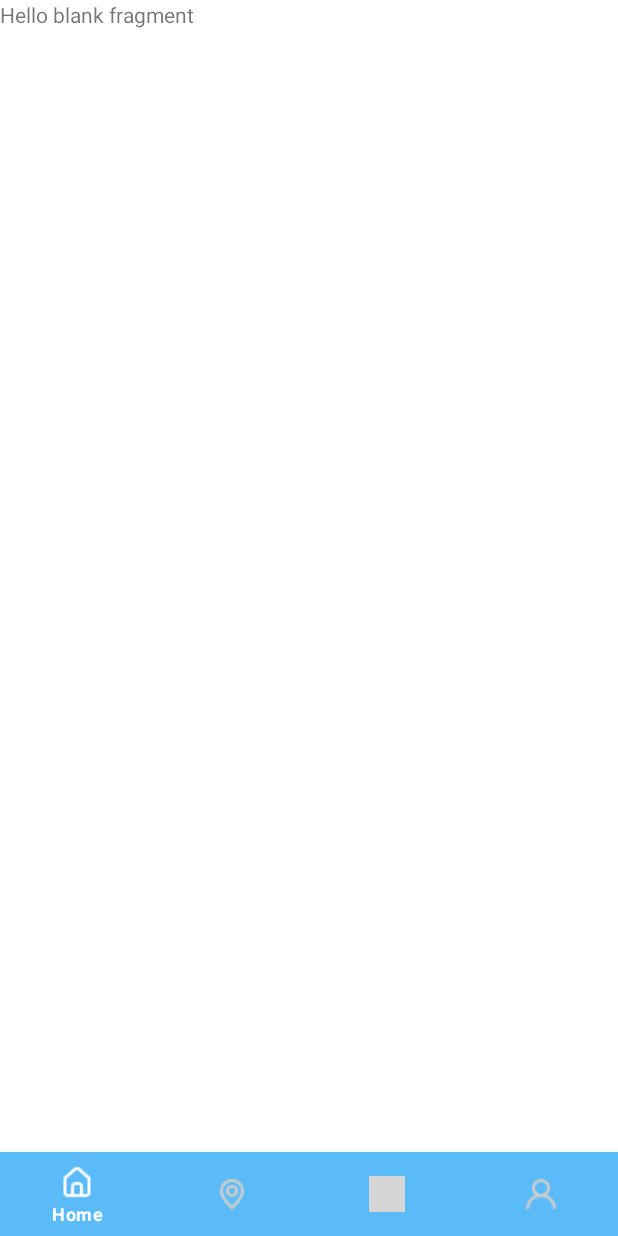
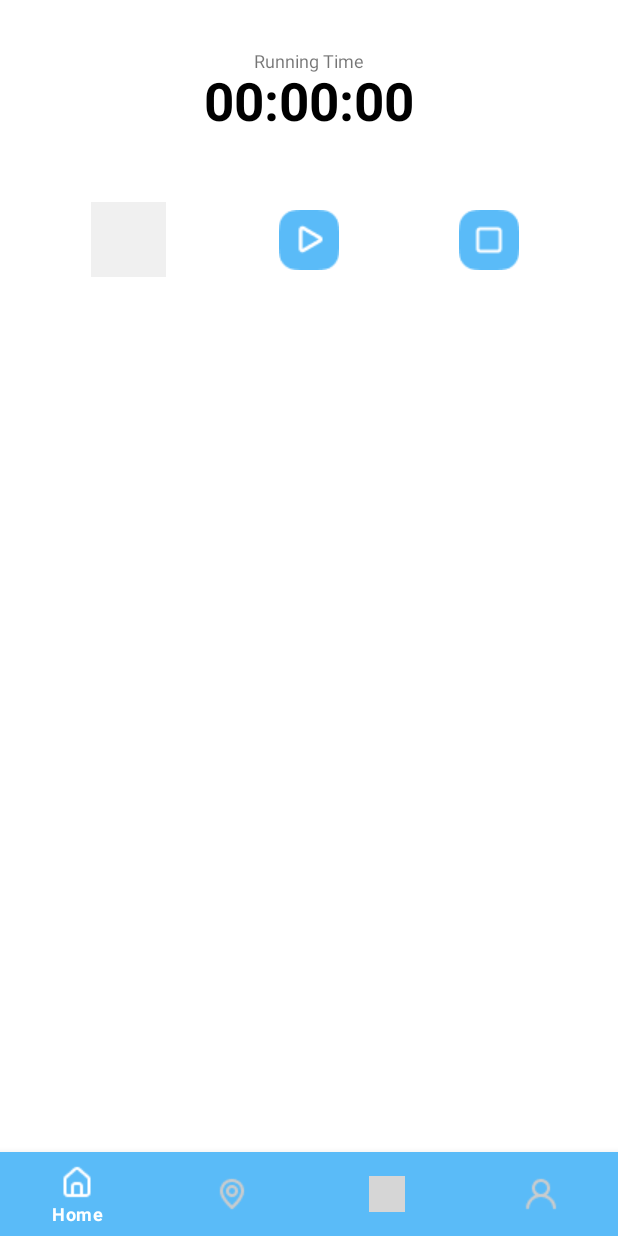
Before and after one commit to Younggeun97/withMeApp, an Android app: the MainActivity screen opened directly, with no data from a screen before it, on a phone screen of 412 x 824 dp. Run offline under Robolectric (Android 15) with nearby library versions, the light colour scheme and no system bars; our stand-ins replace data binding, navigation-ui; grey boxes are pictures that could not be loaded.

Commit message:
YGO_editing

```diff
--- a/app/build.gradle
+++ b/app/build.gradle
@@ -16,7 +16,9 @@ android {
         vectorDrawables.useSupportLibrary = true
         testInstrumentationRunner "androidx.test.runner.AndroidJUnitRunner"
     }
-
+    buildFeatures{
+        viewBinding = true
+    }
     buildTypes {
 
         release {
@@ -31,9 +33,7 @@ android {
     kotlinOptions {
         jvmTarget = '1.8'
     }
-    buildFeatures {
-        viewBinding true
-    }
+
     android.dataBinding {
         enabled = true
     }
--- a/app/src/main/java/com/example/withmeapp/MainActivity.kt
+++ b/app/src/main/java/com/example/withmeapp/MainActivity.kt
@@ -3,15 +3,23 @@ package com.example.withmeapp
 import androidx.appcompat.app.AppCompatActivity
 import android.os.Bundle
 import android.util.Log
+import androidx.databinding.DataBindingUtil
+import androidx.navigation.findNavController
+import androidx.navigation.ui.NavigationUI
 import com.example.withmeapp.databinding.ActivityMainBinding
 
 class MainActivity : AppCompatActivity() {
+    private lateinit var binding: ActivityMainBinding
     override fun onCreate(savedInstanceState: Bundle?) {
         super.onCreate(savedInstanceState)
-        val binding = ActivityMainBinding.inflate(layoutInflater)
-        setContentView(binding.root)
-
-
-
+        initBinding()
+        initNavigation()
+    }
+    private fun initNavigation() {
+        NavigationUI.setupWithNavController(binding.navigationView,findNavController(R.id.navi_host))
+    }
+    private fun initBinding() {
+        binding = DataBindingUtil.setContentView(this, R.layout.activity_main)
+        binding.lifecycleOwner = this
     }
 }
--- a/app/src/main/res/layout/activity_main.xml
+++ b/app/src/main/res/layout/activity_main.xml
@@ -1,6 +1,8 @@
 <?xml version="1.0" encoding="utf-8"?>
-<androidx.constraintlayout.widget.ConstraintLayout xmlns:android="http://schemas.android.com/apk/res/android"
-    xmlns:app="http://schemas.android.com/apk/res-auto"
+<layout
+    xmlns:android="http://schemas.android.com/apk/res/android"
+    xmlns:app="http://schemas.android.com/apk/res-auto">
+    <androidx.constraintlayout.widget.ConstraintLayout
         xmlns:tools="http://schemas.android.com/tools"
         android:layout_width="match_parent"
         android:layout_height="match_parent"
@@ -26,7 +28,6 @@
         </FrameLayout>
 
         <com.google.android.material.bottomnavigation.BottomNavigationView
-
             android:id="@+id/navigationView"
             android:layout_width="wrap_content"
             android:layout_height="0dp"
@@ -36,7 +37,10 @@
             app:layout_constraintBottom_toBottomOf="parent"
             app:layout_constraintEnd_toEndOf="parent"
             app:layout_constraintStart_toStartOf="parent"
-        app:menu="@menu/my_navigation_items" />
+            app:menu="@menu/my_navigation_items"
+            app:layout_behavior="tech.thdev.app.view.BottomNavigationBehavior"/>
 
 
     </androidx.constraintlayout.widget.ConstraintLayout>
+
+</layout>
--- a/app/src/main/res/layout/fragment_home.xml
+++ b/app/src/main/res/layout/fragment_home.xml
@@ -1,14 +1,78 @@
 <?xml version="1.0" encoding="utf-8"?>
 <FrameLayout xmlns:android="http://schemas.android.com/apk/res/android"
+    xmlns:app="http://schemas.android.com/apk/res-auto"
     xmlns:tools="http://schemas.android.com/tools"
     android:layout_width="match_parent"
     android:layout_height="match_parent"
     tools:context=".HomeFragment">
 
-    <!-- TODO: Update blank fragment layout -->
+    <FrameLayout
+        android:layout_width="match_parent"
+        android:layout_height="200dp"
+        android:layout_marginBottom="200dp"
+        android:background="@drawable/main_roundrectangle"
+        app:layout_constraintBottom_toTopOf="@+id/navigationView"
+        app:layout_constraintEnd_toEndOf="parent"
+        app:layout_constraintStart_toStartOf="parent">
+
+        <ImageButton
+            android:id="@+id/startbtn"
+            android:layout_width="wrap_content"
+            android:layout_height="wrap_content"
+            android:layout_gravity="center"
+            android:layout_marginTop="60dp"
+            android:backgroundTint="#00FFFFFF"
+            app:srcCompat="@drawable/mainstart"
+            tools:ignore="SpeakableTextPresentCheck" />
+
+        <ImageButton
+            android:id="@+id/stopbtn"
+            android:layout_width="wrap_content"
+            android:layout_height="wrap_content"
+            android:layout_gravity="center"
+            android:layout_marginLeft="120dp"
+            android:layout_marginTop="60dp"
+            android:backgroundTint="#00FFFFFF"
+            app:srcCompat="@drawable/mainstop"
+            tools:ignore="SpeakableTextPresentCheck" />
+
+        <TextView
+            android:id="@+id/runtime"
+            android:layout_width="wrap_content"
+            android:layout_height="39dp"
+            android:layout_marginTop="20dp"
+            android:layout_gravity="center|top"
+            android:gravity="center"
+            android:text="Running Time"
+            android:textSize="12sp" />
+
+        <TextView
+            android:id="@+id/btn_record"
+            android:layout_width="50dp"
+            android:layout_height="50dp"
+            android:layout_gravity="center"
+            android:layout_marginTop="60dp"
+            android:layout_marginRight="120dp"
+            android:background="#11251F1F"
+            android:text=""
+            android:textColor="#000" />
+
+
+
+    </FrameLayout>
+
     <TextView
+        android:id="@+id/timeView"
         android:layout_width="match_parent"
-        android:layout_height="match_parent"
-        android:text="@string/hello_blank_fragment" />
+        android:layout_height="94dp"
+        android:layout_marginTop="20dp"
+        android:gravity="center"
+        android:text="00:00:00"
+        android:textColor="@color/black"
+        android:textSize="35dp"
+        android:textStyle="bold"
+        tools:ignore="MissingConstraints"
+        tools:layout_editor_absoluteX="0dp"
+        tools:layout_editor_absoluteY="321dp" />
 
 </FrameLayout>
--- a/app/src/main/res/menu/my_navigation_items.xml
+++ b/app/src/main/res/menu/my_navigation_items.xml
@@ -1,24 +1,20 @@
 <?xml version="1.0" encoding="utf-8"?>
 <menu xmlns:android="http://schemas.android.com/apk/res/android">
     <item
-        android:id="@+id/Homeicon"
+        android:id="@+id/homeFragment"
         android:icon="@drawable/homeicon"
-
         android:title="Home" />
     <item
-        android:id="@+id/Localicon"
+        android:id="@+id/localFragment"
         android:icon="@drawable/localicon"
-
         android:title="Local"/>
     <item
-        android:id="@+id/Joinicon"
+        android:id="@+id/joinFragment"
         android:icon="@drawable/joinicon"
-
         android:title="Join" />
     <item
-        android:id="@+id/Mypageicon"
+        android:id="@+id/mypageFragment"
         android:icon="@drawable/mypageicon"
-
         android:title="My page"
         />
 </menu>
```
Also changed, not shown: 1 other file. Lines whose indentation alone changed are shown as unchanged.
